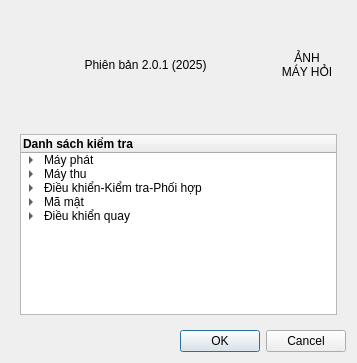
First picture: the form in dialog.ui, repository hungrd87/Tester-2025, before the edit.
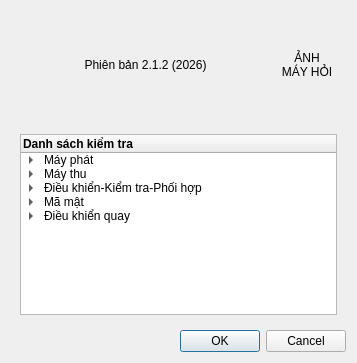
Second picture: the form after the edit.

```diff
--- a/dialog.ui
+++ b/dialog.ui
@@ -20,7 +20,7 @@
       <item>
        <widget class="QLabel" name="label_2">
         <property name="text">
-         <string>Phiên bản 2.0.1 (2025)</string>
+         <string>Phiên bản 2.1.2 (2026)</string>
         </property>
         <property name="textFormat">
          <enum>Qt::TextFormat::RichText</enum>
```
